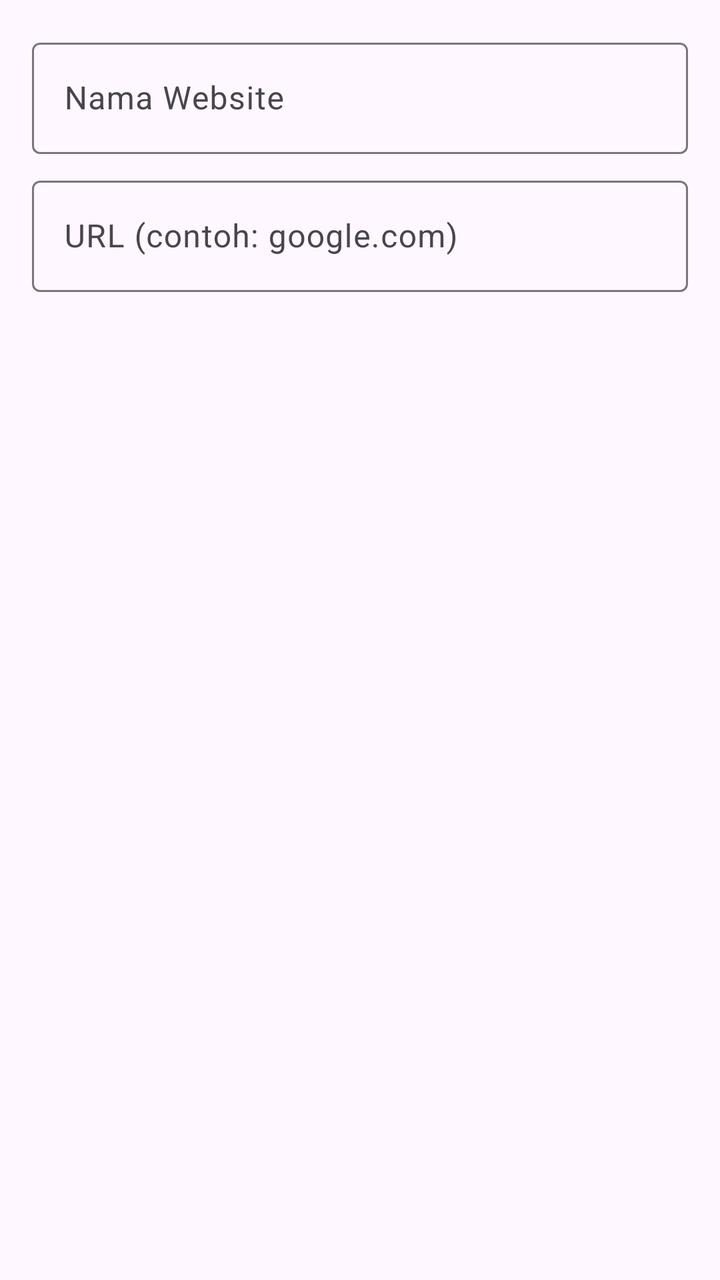
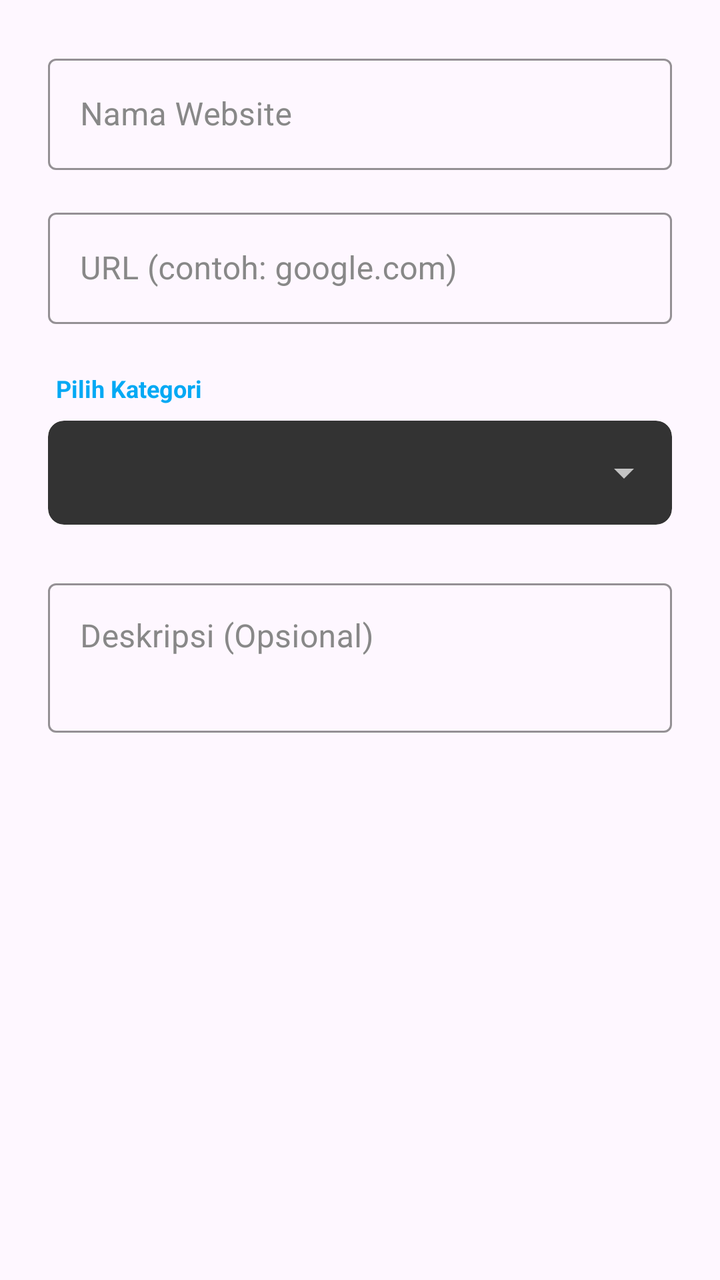

Screens rendered from an Android XML layout before and after an edit, with the pre-edit source and the edit as a unified diff.
<!-- AndroidManifest.xml: application theme Theme.MyWeb -->
<!-- res/layout/dialog_add_site.xml -->
<?xml version="1.0" encoding="utf-8"?>
<LinearLayout xmlns:android="http://schemas.android.com/apk/res/android"
    android:layout_width="match_parent"
    android:layout_height="wrap_content"
    android:orientation="vertical"
    android:padding="16dp">

    <com.google.android.material.textfield.TextInputLayout
        android:layout_width="match_parent"
        android:layout_height="wrap_content"
        android:hint="Nama Website">

        <com.google.android.material.textfield.TextInputEditText
            android:id="@+id/inputName"
            android:layout_width="match_parent"
            android:layout_height="wrap_content"
            android:inputType="text" />
    </com.google.android.material.textfield.TextInputLayout>

    <com.google.android.material.textfield.TextInputLayout
        android:layout_width="match_parent"
        android:layout_height="wrap_content"
        android:layout_marginTop="8dp"
        android:hint="URL (contoh: google.com)">

        <com.google.android.material.textfield.TextInputEditText
            android:id="@+id/inputUrl"
            android:layout_width="match_parent"
            android:layout_height="wrap_content"
            android:inputType="textUri" />
    </com.google.android.material.textfield.TextInputLayout>

</LinearLayout>
<!-- resources referenced by this layout -->
<resources>
  <style name="Theme.MyWeb" parent="Base.Theme.MyWeb" />
  <style name="Base.Theme.MyWeb" parent="Theme.Material3.DayNight.NoActionBar">
          
          
      </style>
</resources>

<!-- the commit's change to res/layout/dialog_add_site.xml (unified diff, before → after) -->
@@ -1,33 +1,98 @@
 <?xml version="1.0" encoding="utf-8"?>
-<LinearLayout xmlns:android="http://schemas.android.com/apk/res/android"
+<ScrollView xmlns:android="http://schemas.android.com/apk/res/android"
+    xmlns:app="http://schemas.android.com/apk/res-auto"
     android:layout_width="match_parent"
-    android:layout_height="wrap_content"
-    android:orientation="vertical"
-    android:padding="16dp">
+    android:layout_height="wrap_content">
 
-    <com.google.android.material.textfield.TextInputLayout
+    <LinearLayout
         android:layout_width="match_parent"
         android:layout_height="wrap_content"
-        android:hint="Nama Website">
+        android:orientation="vertical"
+        android:padding="24dp">
 
-        <com.google.android.material.textfield.TextInputEditText
-            android:id="@+id/inputName"
+        <com.google.android.material.textfield.TextInputLayout
+            style="@style/Widget.MaterialComponents.TextInputLayout.OutlinedBox"
             android:layout_width="match_parent"
             android:layout_height="wrap_content"
-            android:inputType="text" />
-    </com.google.android.material.textfield.TextInputLayout>
+            android:hint="Nama Website"
+            android:textColorHint="#888888"
+            app:hintTextColor="#03A9F4"
+            app:boxStrokeColor="#03A9F4"
+            app:startIconTint="#03A9F4">
 
-    <com.google.android.material.textfield.TextInputLayout
-        android:layout_width="match_parent"
-        android:layout_height="wrap_content"
-        android:layout_marginTop="8dp"
-        android:hint="URL (contoh: google.com)">
+            <com.google.android.material.textfield.TextInputEditText
+                android:id="@+id/inputName"
+                android:layout_width="match_parent"
+                android:layout_height="wrap_content"
+                android:textColor="@android:color/white"
+                android:inputType="textCapWords" />
+        </com.google.android.material.textfield.TextInputLayout>
 
-        <com.google.android.material.textfield.TextInputEditText
-            android:id="@+id/inputUrl"
+        <com.google.android.material.textfield.TextInputLayout
+            style="@style/Widget.MaterialComponents.TextInputLayout.OutlinedBox"
             android:layout_width="match_parent"
             android:layout_height="wrap_content"
-            android:inputType="textUri" />
-    </com.google.android.material.textfield.TextInputLayout>
+            android:layout_marginTop="16dp"
+            android:hint="URL (contoh: google.com)"
+            android:textColorHint="#888888"
+            app:hintTextColor="#03A9F4"
+            app:boxStrokeColor="#03A9F4"
+            app:startIconTint="#03A9F4">
 
-</LinearLayout>
+            <com.google.android.material.textfield.TextInputEditText
+                android:id="@+id/inputUrl"
+                android:layout_width="match_parent"
+                android:layout_height="wrap_content"
+                android:textColor="@android:color/white"
+                android:inputType="textUri" />
+        </com.google.android.material.textfield.TextInputLayout>
+
+        <TextView
+            android:layout_width="wrap_content"
+            android:layout_height="wrap_content"
+            android:layout_marginTop="24dp"
+            android:layout_marginStart="4dp"
+            android:text="Pilih Kategori"
+            android:textColor="#03A9F4"
+            android:textSize="12sp"
+            android:textStyle="bold" />
+
+        <androidx.cardview.widget.CardView
+            android:layout_width="match_parent"
+            android:layout_height="wrap_content"
+            android:layout_marginTop="8dp"
+            app:cardCornerRadius="8dp"
+            app:cardElevation="0dp"
+            app:cardBackgroundColor="#333333">
+
+            <Spinner
+                android:id="@+id/spinnerCategory"
+                android:layout_width="match_parent"
+                android:layout_height="52dp"
+                android:padding="8dp"
+                android:theme="@style/ThemeOverlay.AppCompat.Dark" />
+        </androidx.cardview.widget.CardView>
+
+        <com.google.android.material.textfield.TextInputLayout
+            style="@style/Widget.MaterialComponents.TextInputLayout.OutlinedBox"
+            android:layout_width="match_parent"
+            android:layout_height="wrap_content"
+            android:layout_marginTop="24dp"
+            android:hint="Deskripsi (Opsional)"
+            android:textColorHint="#888888"
+            app:hintTextColor="#03A9F4"
+            app:boxStrokeColor="#03A9F4"
+            app:startIconTint="#03A9F4">
+
+            <com.google.android.material.textfield.TextInputEditText
+                android:id="@+id/inputDescription"
+                android:layout_width="match_parent"
+                android:layout_height="wrap_content"
+                android:textColor="@android:color/white"
+                android:inputType="textMultiLine"
+                android:minLines="2"
+                android:gravity="top" />
+        </com.google.android.material.textfield.TextInputLayout>
+
+    </LinearLayout>
+</ScrollView>
<!-- resource entries referenced after the edit -->
@@ -3,7 +3,26 @@
   <style name="Theme.MyWeb" parent="Base.Theme.MyWeb" />
   <style name="Base.Theme.MyWeb" parent="Theme.Material3.DayNight.NoActionBar">
           
-          
+          <item name="materialAlertDialogTheme">@style/RoundedAlertDialog</item>
+      </style>
+  <style name="RoundedAlertDialog" parent="Theme.Material3.DayNight.Dialog.Alert">
+          <item name="shapeAppearanceOverlay">@style/ShapeAppearance.Rounded</item>
+          <item name="materialAlertDialogTitlePanelStyle">@style/CenteredTitlePanel</item>
+          <item name="materialAlertDialogTitleTextStyle">@style/CenteredTitleText</item>
+          <item name="android:background">#1E1E1E</item>
+      </style>
+  <style name="ShapeAppearance.Rounded" parent="">
+          <item name="cornerSize">20dp</item>
+      </style>
+  <style name="CenteredTitlePanel" parent="MaterialAlertDialog.Material3.Title.Panel">
+          <item name="android:paddingTop">24dp</item>
+          <item name="android:paddingBottom">8dp</item>
+          <item name="android:gravity">center</item>
+      </style>
+  <style name="CenteredTitleText" parent="MaterialAlertDialog.Material3.Title.Text">
+          <item name="android:gravity">center</item>
+          <item name="android:textAlignment">center</item>
+          <item name="android:textSize">22sp</item>
       </style>
 </resources>
 
